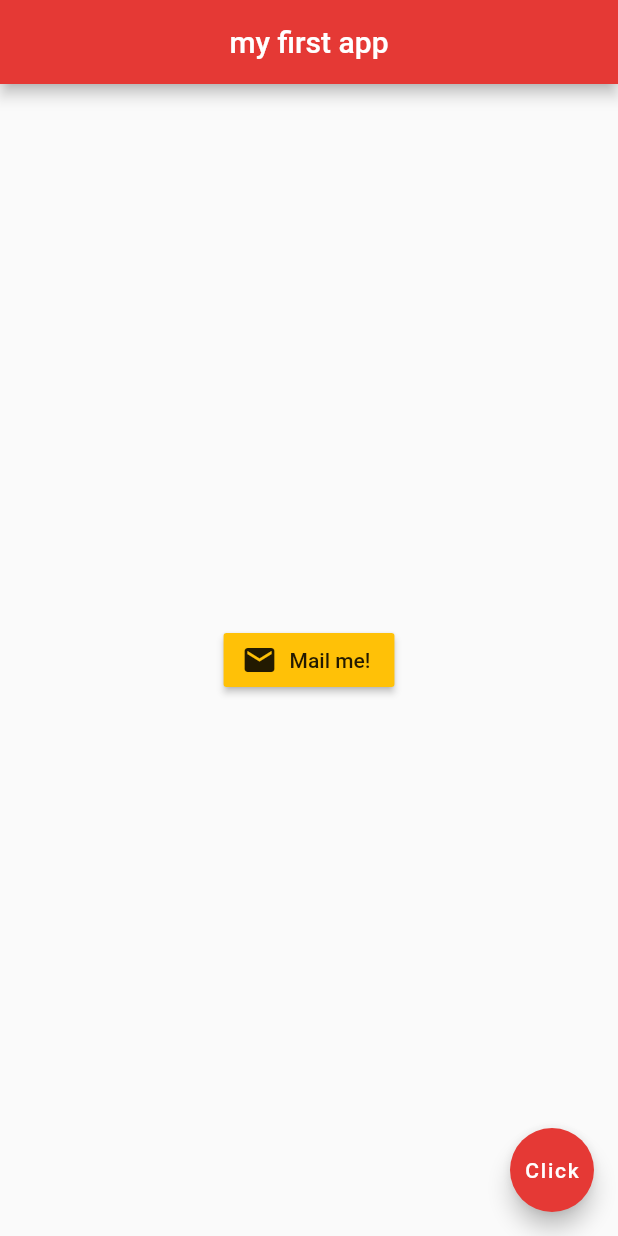
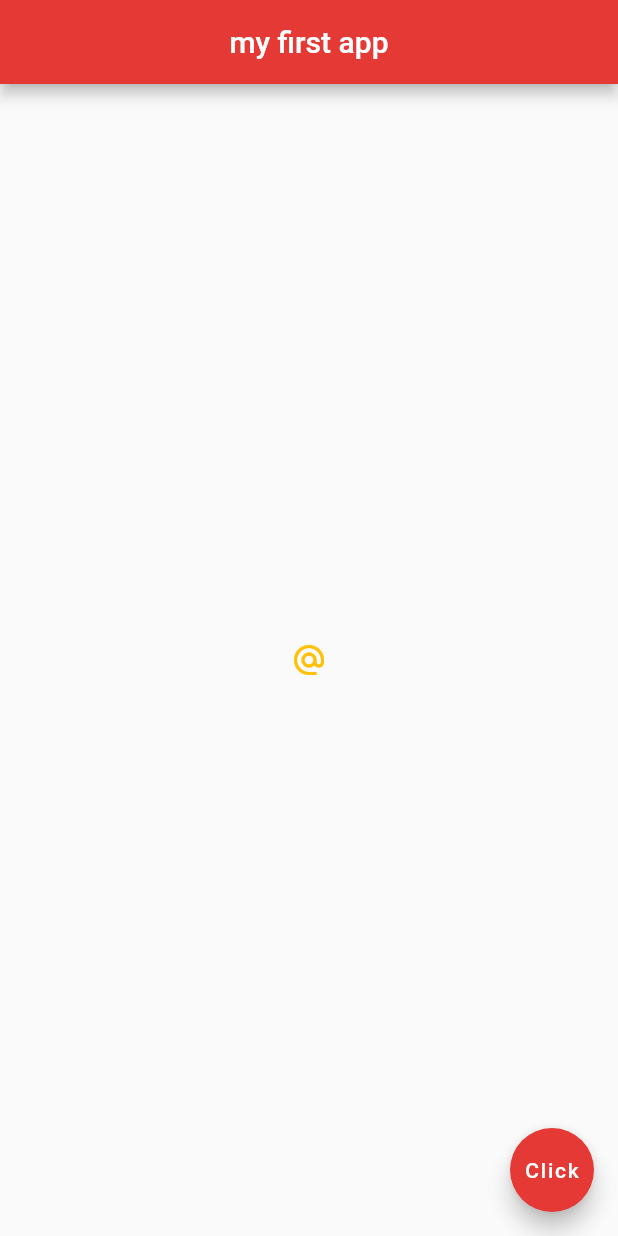
Before and after one commit to SimonB87/flutter-app, a Flutter app: the screen it shows after launch, on a phone screen of 412 x 824 dp. Run offline on Flutter 3.47's test engine with Material 2 defaults, Android fonts, the phone set to English and light mode, and no system bars.

Commit message:
adding buttons - icon button with action

```diff
--- a/lib/main.dart
+++ b/lib/main.dart
@@ -15,12 +15,13 @@ class Home extends StatelessWidget {
         backgroundColor: Colors.red[600],
       ),
       body: Center(
-        child: RaisedButton.icon(
-            onPressed: () {},
-            icon: Icon(Icons.mail),
-            label: Text("Mail me!"),
-            color: Colors.amber,
-        ),
+        child: IconButton(
+          onPressed: () {
+            print("You clicked me!");
+          },
+          icon: Icon(Icons.alternate_email),
+          color: Colors.amber,
+        )
       ),
       floatingActionButton: FloatingActionButton(
         onPressed: () {},
```
